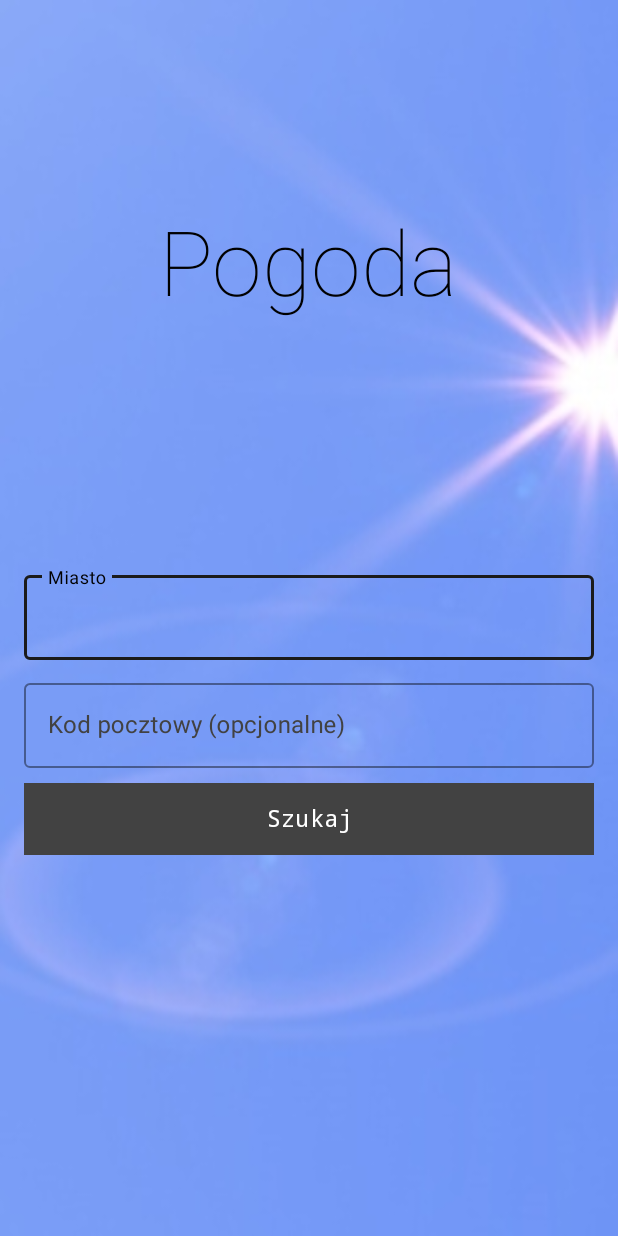
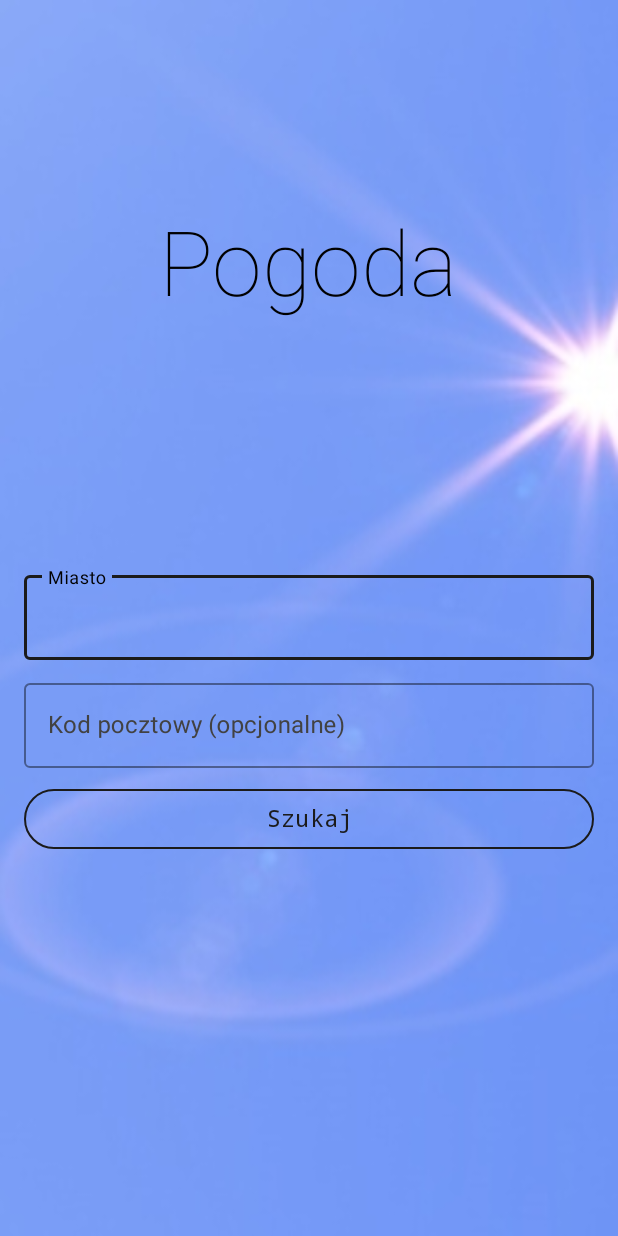
Before and after one commit to Namlesz/WeatherAndroidApp, an Android app: the screen it shows after launch (MainActivity), on a phone screen of 412 x 824 dp. Run offline under Robolectric (Android 15) with nearby library versions, the phone set to English and light mode, and no system bars; our stand-ins replace Volley.

Commit message:
refactor
change button styles

```diff
--- a/app/src/main/res/layout/activity_main.xml
+++ b/app/src/main/res/layout/activity_main.xml
@@ -90,15 +90,15 @@
         android:layout_width="match_parent"
         android:layout_height="wrap_content"
         android:layout_marginBottom="10dp"
-        android:background="#424242"
         android:fontFamily="monospace"
         android:includeFontPadding="false"
         android:onClick="getWeatherDetails"
         android:text="Szukaj"
-        android:textColor="#ffffff"
+        android:textColor="#1b1b1b"
         android:textFontWeight="2"
         android:textSize="16sp"
-        app:backgroundTint="@null" />
+        app:strokeColor="#1b1b1b"
+        />
 
     <View
         android:layout_width="match_parent"
```
